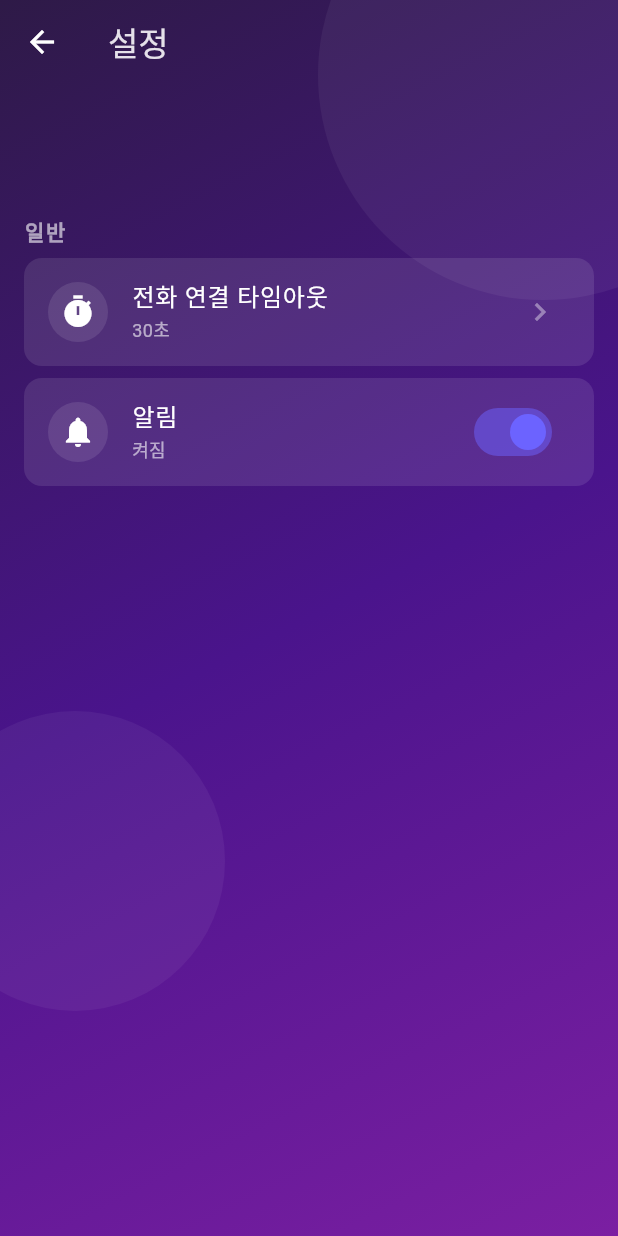
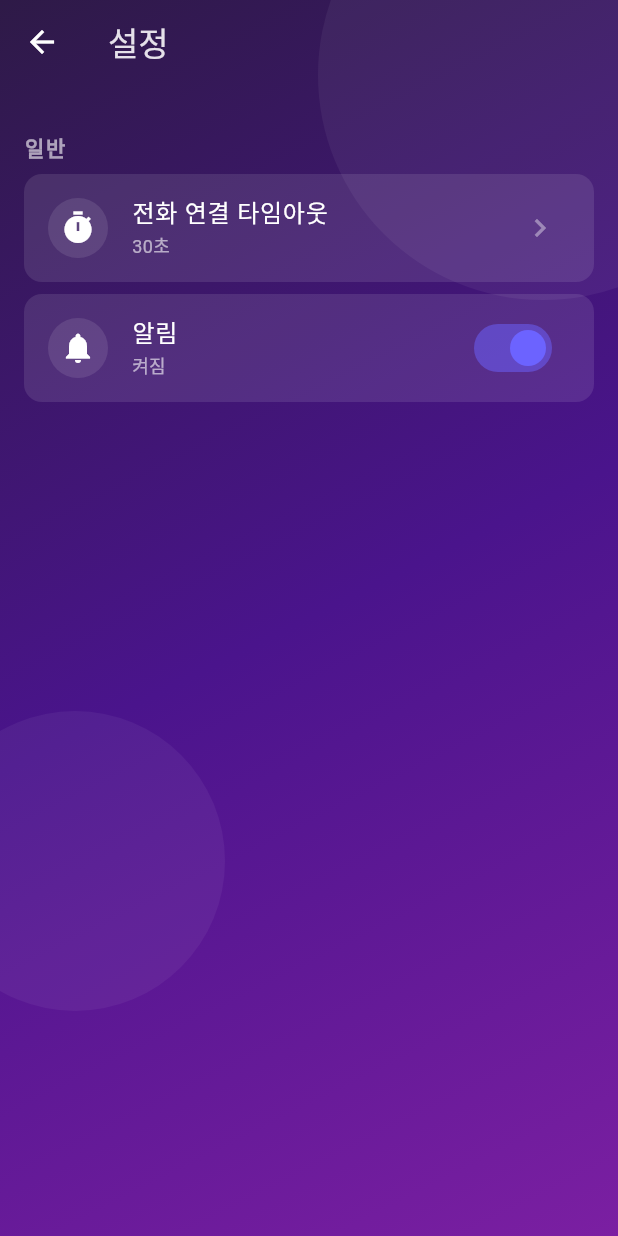
Before and after one commit to hyunil-cho/dot, a Flutter app: the SettingsScreen screen opened directly, on a phone screen of 412 x 824 dp. Run offline on Flutter 3.47's test engine with Material 3 defaults, Android fonts, the phone set to English and light mode, and no system bars; our stand-ins replace timeago.

Commit message:
[Feat] 코드 리팩터링 -> CustomAppBar 위젯 추가 및, AppBar 리팩터링

```diff
--- a/frontend/lib/ui/settings/settings_screen.dart
+++ b/frontend/lib/ui/settings/settings_screen.dart
@@ -2,6 +2,7 @@ import 'package:dot_frontend/ui/widgets/background_design.dart';
 import 'package:flutter/material.dart';
 import 'package:provider/provider.dart';
 import 'package:dot_frontend/provider/settings_provider.dart';
+import 'package:dot_frontend/ui/widgets/custom_app_bar.dart';
 
 class SettingsScreen extends StatelessWidget {
   const SettingsScreen({super.key});
@@ -11,14 +12,8 @@ class SettingsScreen extends StatelessWidget {
     return Scaffold(
       backgroundColor: Colors.transparent,
       extendBodyBehindAppBar: true,
-      appBar: AppBar(
-        title: const Text('설정'),
-        backgroundColor: Colors.transparent,
-        elevation: 0,
-        leading: IconButton(
-          icon: const Icon(Icons.arrow_back, color: Colors.white),
-          onPressed: () => Navigator.of(context).pop(),
-        ),
+      appBar: const CustomAppBar(
+        title: Text('설정'),
       ),
       body: Stack(
         children: [
@@ -29,7 +24,6 @@ class SettingsScreen extends StatelessWidget {
                 return ListView(
                   padding: const EdgeInsets.all(16.0),
                   children: [
-                    const SizedBox(height: 56), // AppBar height
                     // 섹션 1: 일반 설정
                     _buildSectionHeader('일반'),
                     _buildListTile(
--- /dev/null
+++ b/frontend/lib/ui/widgets/custom_app_bar.dart
@@ -0,0 +1,29 @@
+import 'package:flutter/material.dart';
+
+class CustomAppBar extends StatelessWidget implements PreferredSizeWidget {
+  final Widget? title;
+  final List<Widget>? actions;
+
+  const CustomAppBar({
+    super.key,
+    this.title,
+    this.actions,
+  });
+
+  @override
+  Widget build(BuildContext context) {
+    return AppBar(
+      title: title,
+      backgroundColor: Colors.transparent,
+      elevation: 0,
+      leading: IconButton(
+        icon: const Icon(Icons.arrow_back, color: Colors.white),
+        onPressed: () => Navigator.of(context).pop(),
+      ),
+      actions: actions,
+    );
+  }
+
+  @override
+  Size get preferredSize => const Size.fromHeight(kToolbarHeight);
+}
```
Also changed, not shown: frontend/lib/ui/auth/signup_screen.dart (+2 -8 lines), frontend/lib/ui/contacts/add_contact_screen.dart (+3 -8 lines), frontend/lib/ui/contacts/contacts_screen.dart (+3 -8 lines), frontend/lib/ui/contacts/edit_contact_screen.dart (+3 -8 lines), frontend/lib/ui/message/sessions_screen.dart (+3 -8 lines).
